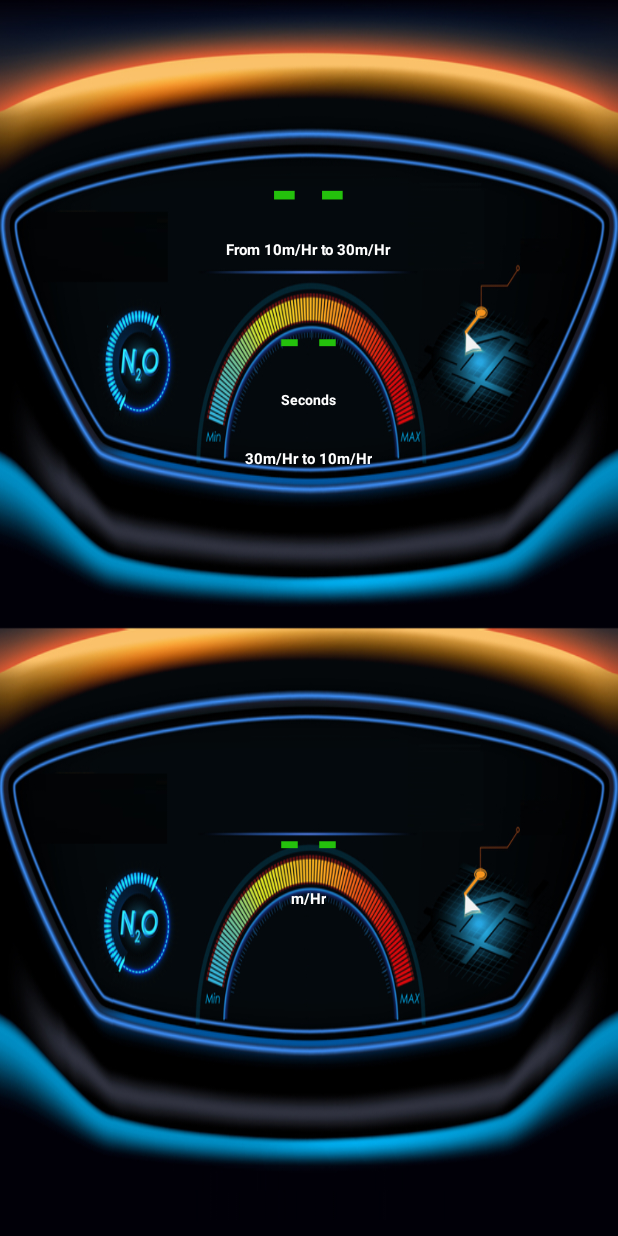
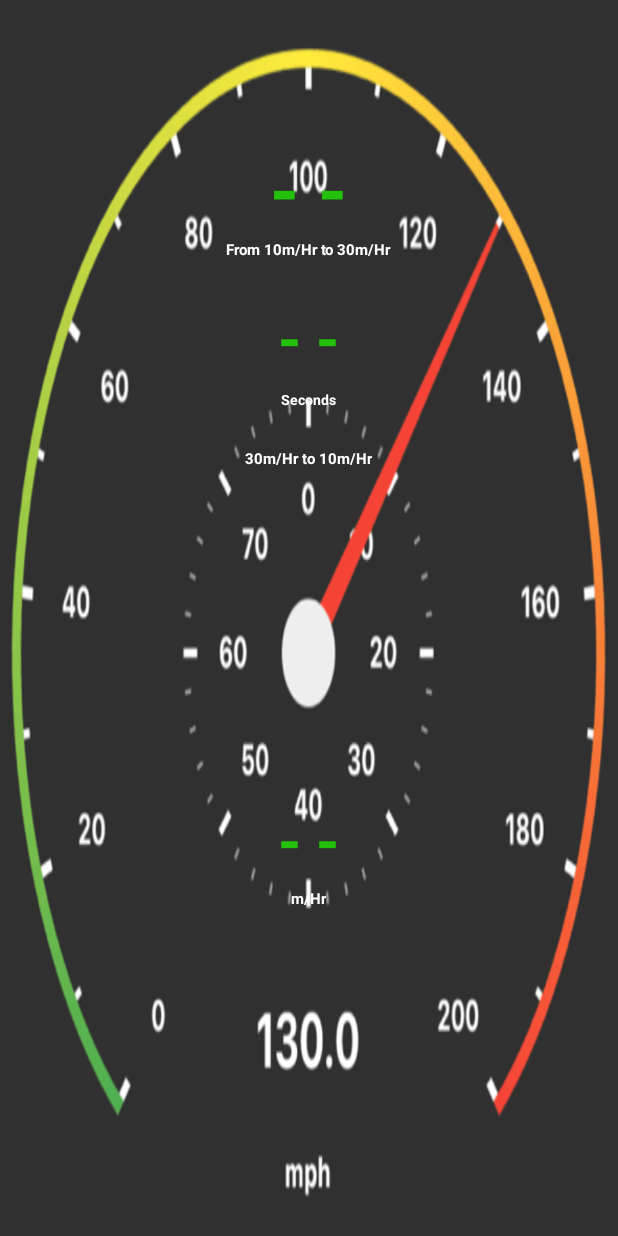
Before and after one commit to ANO54/FinalProject, an Android app: the layout activity_main.xml on its own in the app's theme, with its tools: preview values and no code run, on a phone screen of 412 x 824 dp. Run offline under Robolectric (Android 15) with nearby library versions, the phone set to English and light mode, and no system bars.

Commit message:
Add image

```diff
--- a/Final_project_Mobile_App/app/src/main/res/layout/activity_main.xml
+++ b/Final_project_Mobile_App/app/src/main/res/layout/activity_main.xml
@@ -5,7 +5,7 @@
     android:layout_width="match_parent"
     android:layout_height="match_parent"
     android:orientation="vertical"
-    android:background="@drawable/bgpic"
+    android:background="@drawable/Compassaddedtospeedometer"
     tools:context=".MainActivity">
 
     <TextView
```
Also changed, not shown: Final_project_Mobile_App/app/src/main/res/drawable/Compassaddedtospeedometer.jpg (added).
